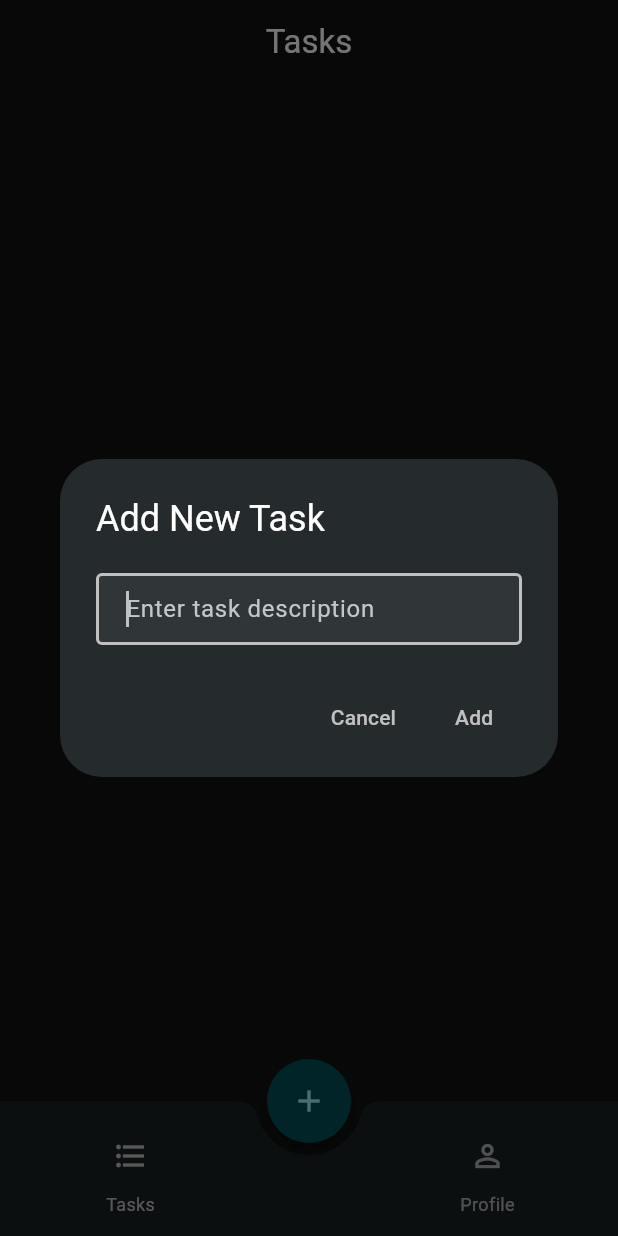
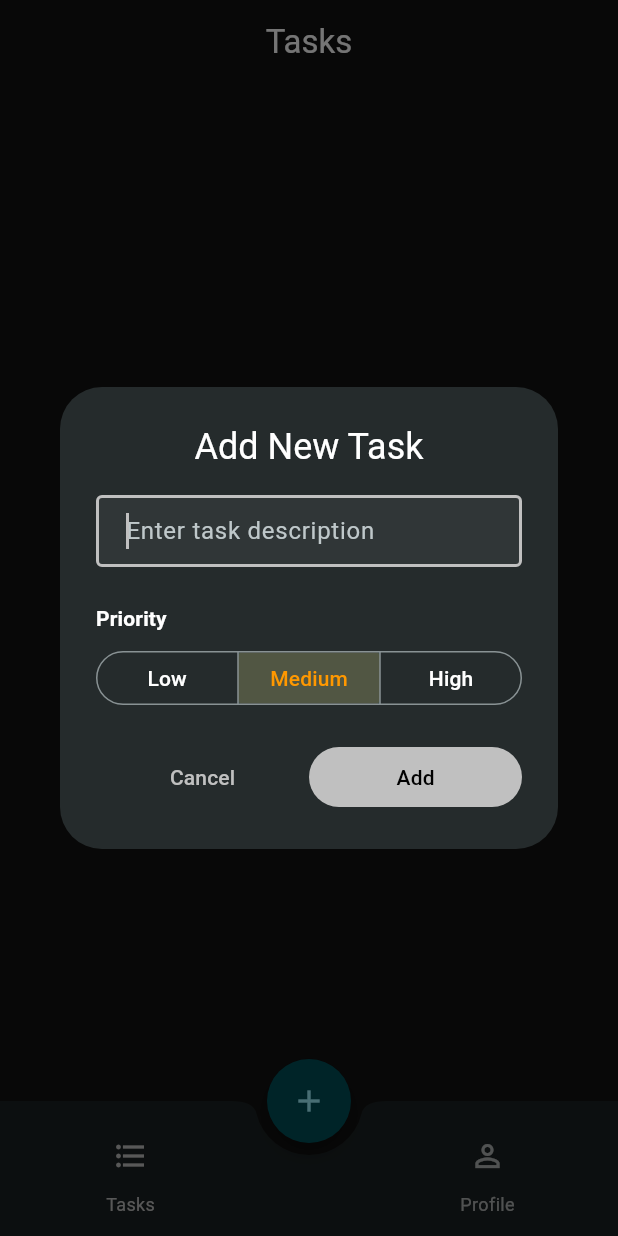
Before and after one commit to g9wz/tasksync, a Flutter app: the screen it shows once a user with an empty profile is signed in, after a tap on the "add" icon, on a phone screen of 412 x 824 dp. Run offline on Flutter 3.47's test engine with Material 3 defaults, Android fonts, the phone set to English and light mode, and no system bars; our stand-ins replace cloud_firestore, firebase_auth, firebase_core, flex_color_scheme; accounts and stored records are empty.

Commit message:
add task priority

```diff
--- a/lib/models/task.dart
+++ b/lib/models/task.dart
@@ -1,3 +1,5 @@
+import 'package:flutter/material.dart';
+
 class Task {
   final String id;
   final String title;
@@ -5,6 +7,7 @@ class Task {
   final DateTime createdAt;
   final String userId;
   final double position;
+  final TaskPriority priority;
 
   Task({
     required this.id,
@@ -13,6 +16,7 @@ class Task {
     required this.createdAt,
     required this.userId,
     required this.position,
+    this.priority = TaskPriority.medium,
   });
 
   Map<String, dynamic> toMap() {
@@ -23,22 +27,56 @@ class Task {
       'createdAt': createdAt.toIso8601String(),
       'userId': userId,
       'position': position,
+      'priority': priority.name,
     };
   }
 
   factory Task.fromMap(Map<String, dynamic> map) {
     try {
       return Task(
-        id: map['id'] ?? '',
-        title: map['title'] ?? '',
-        isCompleted: map['isCompleted'] ?? false,
+        id: map['id'] as String,
+        title: map['title'] as String,
+        isCompleted: map['isCompleted'] as bool,
         createdAt: DateTime.parse(map['createdAt'] as String),
-        userId: map['userId'] ?? '',
-        position: (map['position'] ?? 0.0).toDouble(),
+        userId: map['userId'] as String,
+        position: (map['position'] as num).toDouble(),
+        priority: map['priority'] != null
+            ? TaskPriority.values.firstWhere(
+                (e) => e.name == map['priority'],
+                orElse: () => TaskPriority.medium,
+              )
+            : TaskPriority.medium,
       );
     } catch (e) {
-      print('Error creating Task from map: $e');
-      rethrow;
+      throw Exception('Error creating Task from map: $e');
     }
   }
 }
+
+enum TaskPriority {
+  low,
+  medium,
+  high;
+
+  String get label {
+    switch (this) {
+      case TaskPriority.low:
+        return 'Low';
+      case TaskPriority.medium:
+        return 'Medium';
+      case TaskPriority.high:
+        return 'High';
+    }
+  }
+
+  Color get color {
+    switch (this) {
+      case TaskPriority.low:
+        return Colors.green;
+      case TaskPriority.medium:
+        return Colors.orange;
+      case TaskPriority.high:
+        return Colors.red;
+    }
+  }
+}
--- a/lib/screens/home/home_screen.dart
+++ b/lib/screens/home/home_screen.dart
@@ -1,4 +1,5 @@
 import 'package:flutter/material.dart';
+import 'package:tasksync/screens/home/parts/tasks/dialogs/add_task_dialog.dart';
 import 'package:tasksync/screens/home/parts/tasks/tasks_screen.dart';
 import 'package:tasksync/screens/home/parts/profile/profile_screen.dart';
 import 'package:tasksync/services/auth_service.dart';
@@ -14,63 +15,18 @@ class HomeScreen extends StatefulWidget {
 class _HomeScreenState extends State<HomeScreen> {
   final _taskService = TaskService();
   final _authService = AuthService();
-  final _taskController = TextEditingController();
   int _selectedIndex = 0;
-
-  Future<void> _addTask() async {
-    if (_taskController.text.isNotEmpty) {
-      await _taskService.addTask(
-          _taskController.text, _authService.currentUser!.uid);
-      _taskController.clear();
-    }
-  }
-
-  void _cancelAdd() {
-    _taskController.clear();
-    Navigator.pop(context);
-  }
 
   Future<void> _showAddTaskDialog() async {
     if (_selectedIndex != 0) {
       setState(() => _selectedIndex = 0);
     }
 
-    _taskController.clear();
-
     await showDialog(
       context: context,
-      builder: (context) => AlertDialog(
-        title: const Text('Add New Task'),
-        contentPadding: const EdgeInsets.fromLTRB(24, 20, 24, 24),
-        content: SizedBox(
-          width: MediaQuery.of(context).size.width * 0.8,
-          child: TextField(
-            controller: _taskController,
-            decoration: const InputDecoration(
-              hintText: 'Enter task description',
-              border: OutlineInputBorder(),
-              contentPadding:
-                  EdgeInsets.symmetric(horizontal: 16, vertical: 12),
-            ),
-            autofocus: true,
-            maxLines: 2,
-            minLines: 1,
-          ),
-        ),
-        actions: [
-          TextButton(
-            onPressed: _cancelAdd,
-            child: const Text('Cancel'),
-          ),
-          TextButton(
-            onPressed: () {
-              _addTask();
-              Navigator.pop(context);
-            },
-            child: const Text('Add'),
-          ),
-        ],
-        actionsPadding: const EdgeInsets.fromLTRB(24, 0, 24, 16),
+      builder: (context) => AddTaskDialog(
+        taskService: _taskService,
+        authService: _authService,
       ),
     );
   }
@@ -149,7 +105,6 @@ class _HomeScreenState extends State<HomeScreen> {
 
   @override
   void dispose() {
-    _taskController.dispose();
     super.dispose();
   }
 }
--- /dev/null
+++ b/lib/screens/home/parts/tasks/dialogs/add_task_dialog.dart
@@ -0,0 +1,154 @@
+import 'package:flutter/material.dart';
+import 'package:tasksync/models/task.dart';
+import 'package:tasksync/services/task_service.dart';
+import 'package:tasksync/services/auth_service.dart';
+
+class AddTaskDialog extends StatefulWidget {
+  final TaskService taskService;
+  final AuthService authService;
+
+  const AddTaskDialog({
+    super.key,
+    required this.taskService,
+    required this.authService,
+  });
+
+  @override
+  AddTaskDialogState createState() => AddTaskDialogState();
+}
+
+class AddTaskDialogState extends State<AddTaskDialog> {
+  final _taskController = TextEditingController();
+  TaskPriority _priority = TaskPriority.medium;
+
+  @override
+  void dispose() {
+    _taskController.dispose();
+    super.dispose();
+  }
+
+  void _cancelAdd() {
+    Navigator.pop(context);
+    _taskController.clear();
+    _priority = TaskPriority.medium;
+  }
+
+  Future<void> _addTask() async {
+    if (_taskController.text.isNotEmpty) {
+      try {
+        await widget.taskService.addTask(
+          _taskController.text,
+          widget.authService.currentUser!.uid,
+          _priority,
+        );
+        if (mounted) {
+          Navigator.pop(context);
+          ScaffoldMessenger.of(context).showSnackBar(
+            const SnackBar(content: Text('Task added successfully')),
+          );
+        }
+      } catch (e) {
+        if (mounted) {
+          ScaffoldMessenger.of(context).showSnackBar(
+            const SnackBar(content: Text('Failed to add task')),
+          );
+        }
+      }
+    }
+  }
+
+  @override
+  Widget build(BuildContext context) {
+    final theme = Theme.of(context);
+
+    return AlertDialog(
+      title: const Text('Add New Task', textAlign: TextAlign.center),
+      content: SizedBox(
+        width: MediaQuery.of(context).size.width * 0.8,
+        child: Column(
+          mainAxisSize: MainAxisSize.min,
+          crossAxisAlignment: CrossAxisAlignment.start,
+          children: [
+            TextField(
+              controller: _taskController,
+              decoration: const InputDecoration(
+                hintText: 'Enter task description',
+                border: OutlineInputBorder(),
+                contentPadding:
+                    EdgeInsets.symmetric(horizontal: 16, vertical: 12),
+              ),
+              autofocus: true,
+            ),
+            const SizedBox(height: 24),
+            Text(
+              'Priority',
+              style: theme.textTheme.titleSmall?.copyWith(
+                fontWeight: FontWeight.bold,
+              ),
+            ),
+            const SizedBox(height: 12),
+            SizedBox(
+              width: double.infinity,
+              child: SegmentedButton<TaskPriority>(
+                style: ButtonStyle(
+                  tapTargetSize: MaterialTapTargetSize.shrinkWrap,
+                  visualDensity: VisualDensity.compact,
+                  padding: WidgetStateProperty.all<EdgeInsetsGeometry>(
+                    const EdgeInsets.all(0),
+                  ),
+                ),
+                showSelectedIcon: false,
+                segments: TaskPriority.values.map((priority) {
+                  final isSelected = priority == _priority;
+                  return ButtonSegment<TaskPriority>(
+                    value: priority,
+                    label: Container(
+                      height: 36,
+                      alignment: Alignment.center,
+                      decoration: BoxDecoration(
+                        color: isSelected
+                            ? priority.color.withOpacity(0.15)
+                            : Colors.transparent,
+                        borderRadius: BorderRadius.circular(4),
+                      ),
+                      child: Text(
+                        priority.label,
+                        style: TextStyle(
+                          color: isSelected
+                              ? priority.color
+                              : theme.colorScheme.onSurface,
+                        ),
+                      ),
+                    ),
+                  );
+                }).toList(),
+                selected: {_priority},
+                onSelectionChanged: (Set<TaskPriority> selected) {
+                  setState(() => _priority = selected.first);
+                },
+              ),
+            ),
+          ],
+        ),
+      ),
+      actions: [
+        Row(
+          children: [
+            Expanded(
+              child: TextButton(
+                onPressed: _cancelAdd,
+                child: const Text('Cancel'),
+              ),
+            ),
+            Expanded(
+              child: FilledButton(
+                onPressed: _addTask,
+                child: const Text('Add'),
+              ),
+            ),
+          ],
+        ),
+      ],
+    );
+  }
+}
--- a/lib/services/task_service.dart
+++ b/lib/services/task_service.dart
@@ -19,7 +19,8 @@ class TaskService {
     });
   }
 
-  Future<void> addTask(String title, String userId) async {
+  Future<void> addTask(
+      String title, String userId, TaskPriority priority) async {
     final QuerySnapshot querySnapshot = await _firestore
         .collection('tasks')
         .where('userId', isEqualTo: userId)
@@ -40,12 +41,21 @@ class TaskService {
       'createdAt': DateTime.now().toIso8601String(),
       'userId': userId,
       'position': position,
+      'priority': priority.name,
     });
   }
 
   Future<void> reorderTask(String taskId, double newPosition) async {
     await _firestore.collection('tasks').doc(taskId).update({
       'position': newPosition,
+    });
+  }
+
+  Future<void> editTask(
+      String taskId, String newTitle, TaskPriority priority) async {
+    await _firestore.collection('tasks').doc(taskId).update({
+      'title': newTitle,
+      'priority': priority.name,
     });
   }
 
```
Also changed, not shown: lib/screens/home/parts/tasks/dialogs/edit_task_dialog.dart (added, +145 -0 lines), lib/screens/home/parts/tasks/tasks_screen.dart (+56 -9 lines).
